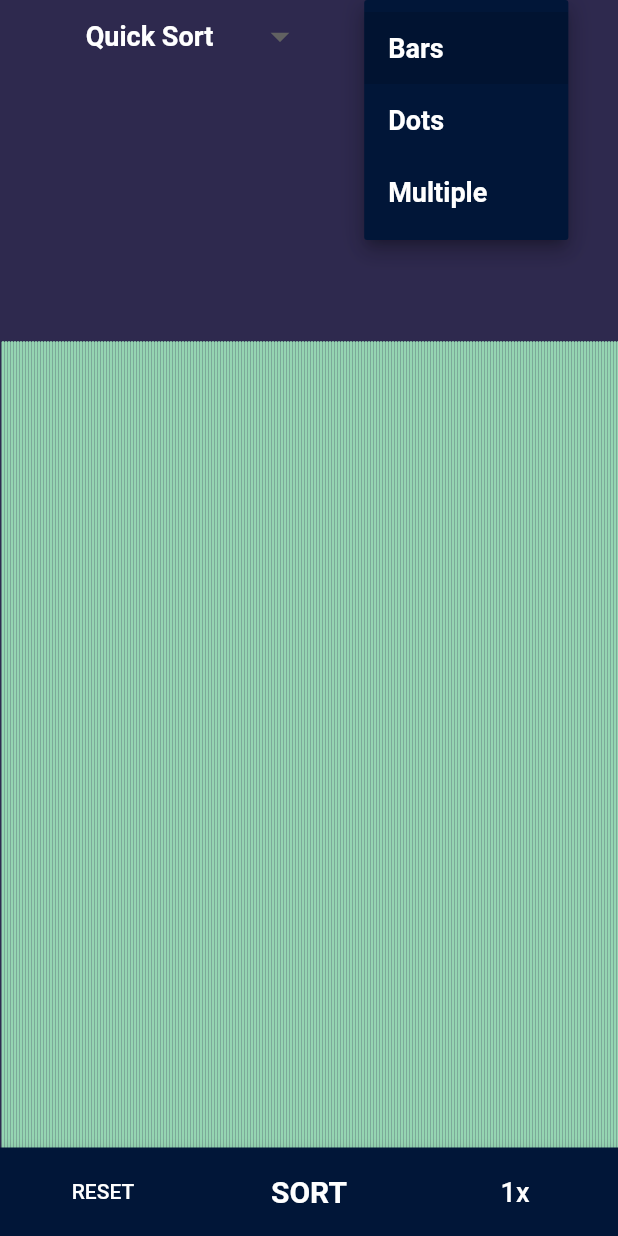
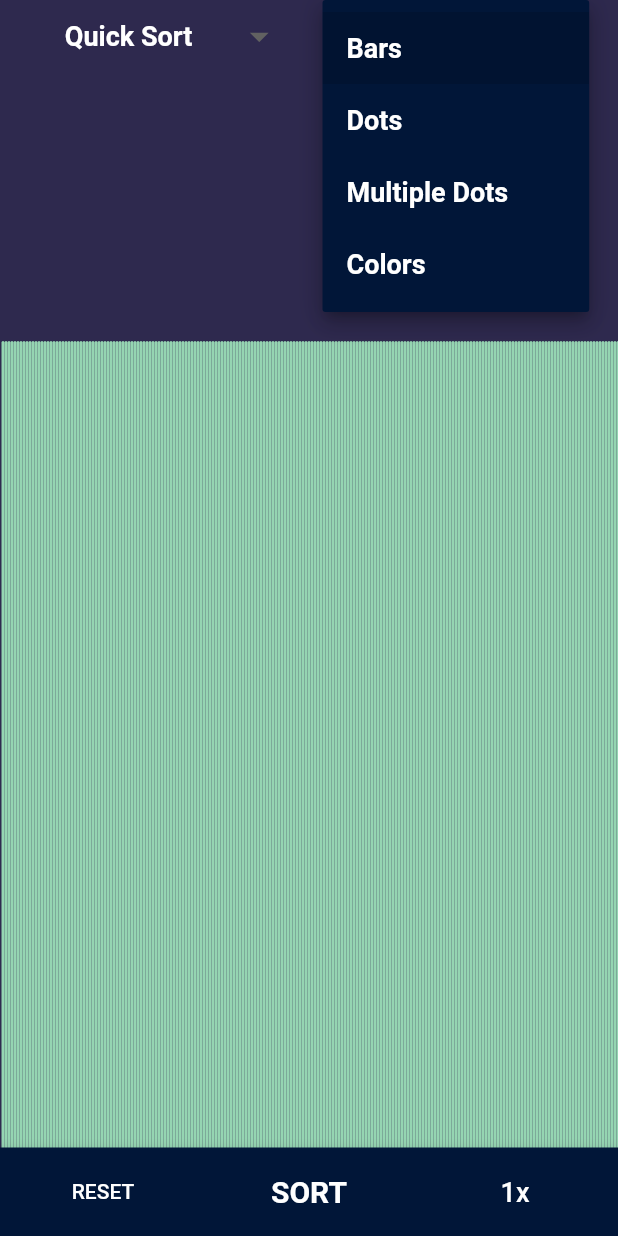
Before and after one commit to Abhi-Gautam/Sorting-Visualization-App, a Flutter app: the screen it shows after launch, after a tap on "Bars", on a phone screen of 412 x 824 dp. Run offline on Flutter 3.47's test engine with Material 2 defaults, Android fonts, the phone set to English and light mode, and no system bars.

Commit message:
Added a feature to sort colors

```diff
--- a/lib/main.dart
+++ b/lib/main.dart
@@ -13,7 +13,7 @@ import 'package:sorting_visulalization/plot_list.dart';
 
 StreamController<List<int>> streamController = StreamController();
 List<int> numbers = [];
-var width, height;
+var screen_width, screen_height;
 String currentSortAlgo = 'quick';
 String currentPlotStyle = 'bar';
 double sampleSize = 320;
--- a/lib/main_body.dart
+++ b/lib/main_body.dart
@@ -5,6 +5,7 @@ import 'package:flutter/material.dart';
 import 'package:sorting_visulalization/paints/bars.dart';
 import 'package:sorting_visulalization/paints/dots.dart';
 import 'package:sorting_visulalization/paints/multiple_shapes.dart';
+import 'package:sorting_visulalization/paints/color.dart';
 
 class MainBody extends StatelessWidget {
   const MainBody({
@@ -22,8 +23,8 @@ class MainBody extends StatelessWidget {
             builder: (context, snapshot) {
               List<int> numbers = snapshot.data;
               int counter = 0;
-              width = MediaQuery.of(context).size.width;
-              height = MediaQuery.of(context).size.height;
+              screen_width = MediaQuery.of(context).size.width;
+              screen_height = MediaQuery.of(context).size.height;
               if (currentPlotStyle == 'bar') {
                 return Row(
                   children: numbers.map((int num) {
@@ -54,7 +55,7 @@ class MainBody extends StatelessWidget {
                     );
                   }).toList(),
                 );
-              } else {
+              } else if (currentPlotStyle == 'multiple') {
                 return Row(
                   children: numbers.map((int num) {
                     counter++;
@@ -69,6 +70,21 @@ class MainBody extends StatelessWidget {
                     );
                   }).toList(),
                 );
+              } else {
+                return Row(
+                  children: numbers.map((int num) {
+                    counter++;
+                    return Container(
+                      child: CustomPaint(
+                        painter: ColorPainter(
+                            index: counter,
+                            value: num,
+                            width:
+                                MediaQuery.of(context).size.width / sampleSize),
+                      ),
+                    );
+                  }).toList(),
+                );
               }
             }),
       ),
--- a/lib/paints/bars.dart
+++ b/lib/paints/bars.dart
@@ -33,8 +33,9 @@ class BarPainter extends CustomPainter {
     paint.strokeCap = StrokeCap.round;
 
     canvas.drawLine(
-        Offset(index * this.width, height),
-        Offset(index * this.width, .85 * height - this.value.ceilToDouble()),
+        Offset(index * this.width, screen_height),
+        Offset(index * this.width,
+            .85 * screen_height - this.value.ceilToDouble()),
         paint);
   }
 
--- a/lib/plot_list.dart
+++ b/lib/plot_list.dart
@@ -10,7 +10,11 @@ List<DropdownMenuItem<String>> plot_list = [
     value: 'dot',
   ),
   DropdownMenuItem(
-    child: Text("Multiple"),
+    child: Text("Multiple Dots"),
     value: 'multiple',
-  )
+  ),
+  DropdownMenuItem(
+    child: Text("Colors"),
+    value: 'color',
+  ),
 ];
```
Also changed, not shown: lib/paints/color.dart (added, +40 -0 lines), lib/paints/dots.dart (+8 -7 lines), lib/paints/multiple_shapes.dart (+6 -2 lines).
